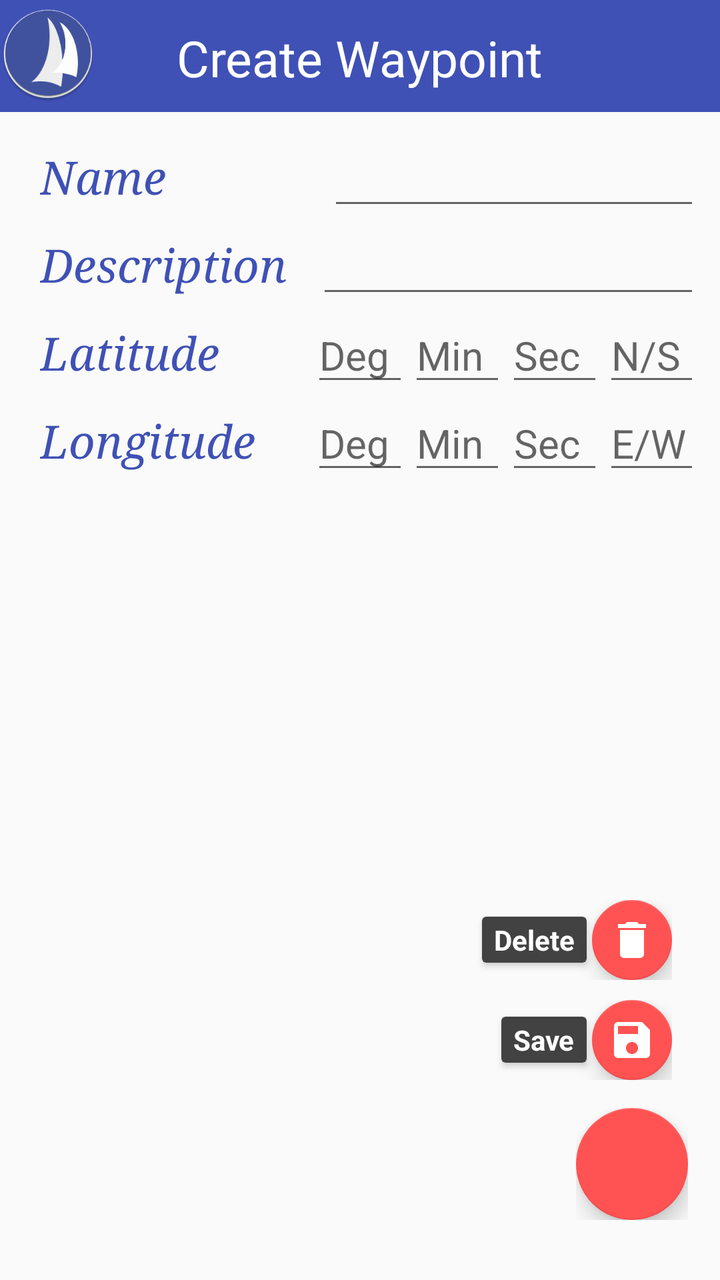
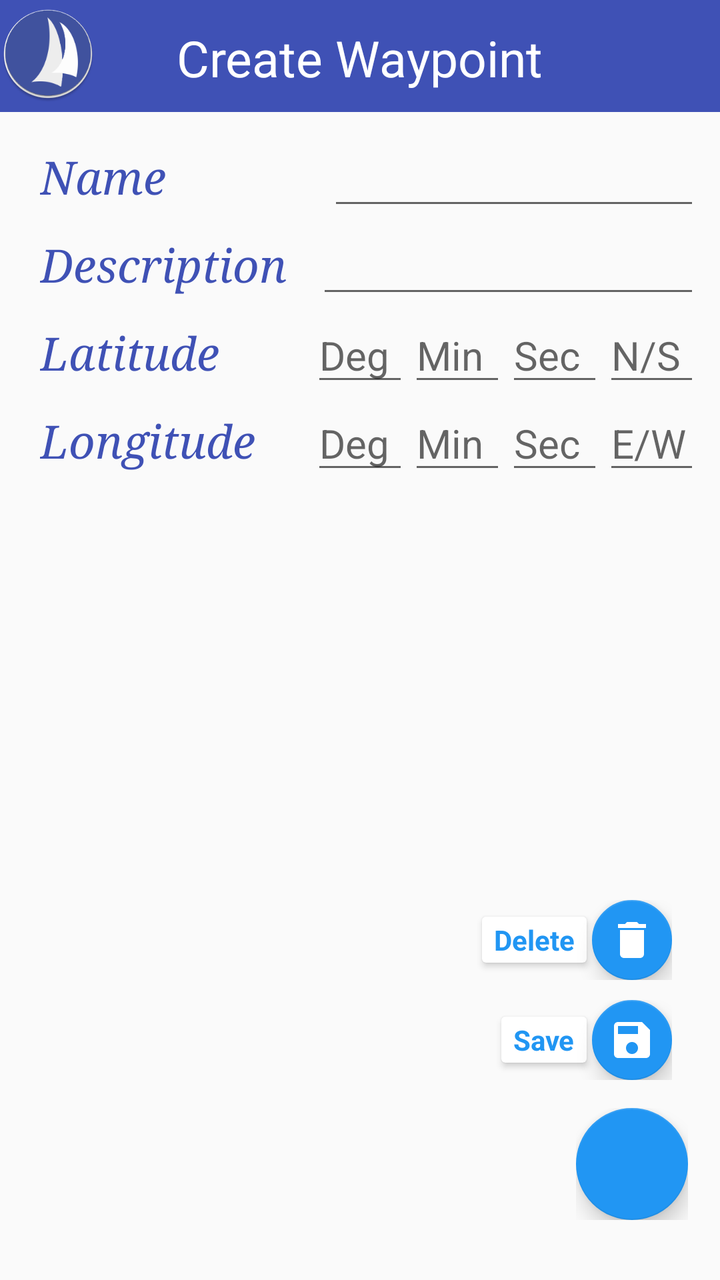

Screens rendered from an Android XML layout before and after an edit, with the pre-edit source and the edit as a unified diff.
<!-- AndroidManifest.xml: application theme Base.Theme.Toolbar -->
<!-- res/layout/activity_edit_waypoint.xml -->
<?xml version="1.0" encoding="utf-8"?>
<LinearLayout android:layout_width="match_parent"
    android:layout_height="match_parent"
    android:orientation="vertical"
    xmlns:android="http://schemas.android.com/apk/res/android">

    <RelativeLayout
        xmlns:android="http://schemas.android.com/apk/res/android"
        xmlns:tools="http://schemas.android.com/tools"
        xmlns:app="http://schemas.android.com/apk/res-auto"
        android:layout_width="match_parent"
        android:layout_height="match_parent"
        tools:context=".MainActivityWaypoint"
        android:orientation="vertical"
        android:id="@+id/MRL1">

        <android.support.v7.widget.Toolbar
            android:id="@+id/toolbar"
            android:layout_width="match_parent"
            android:layout_height="56dp"
            android:minHeight="?attr/actionBarSize"
            android:background="?attr/colorPrimary"
            app:popupTheme="@style/ThemeOverlay.AppCompat.Light"
            android:theme="@style/Base.Theme.Test" />

        <ImageView
            android:id="@+id/imageView1"
            android:layout_width="wrap_content"
            android:layout_height="wrap_content"
            android:src="@mipmap/ic_launcher"
            android:layout_marginTop="3dp"
            android:layout_alignParentTop="true"
            android:layout_alignParentStart="true" />

        <TextView
            android:layout_width="wrap_content"
            android:layout_height="wrap_content"
            android:layout_centerHorizontal="true"
            android:text="Create Waypoint"
            android:textSize="25sp"
            android:textColor="@color/white"
            android:id="@+id/titleTextView"
            android:layout_alignParentTop="true"
            android:padding="12dp"
            android:layout_marginBottom="@dimen/activity_vertical_margin" />


        <ScrollView xmlns:android="http://schemas.android.com/apk/res/android"
            android:id="@+id/scrollView1"
            android:layout_below="@+id/toolbar"
            android:layout_width="match_parent"
            android:layout_height="wrap_content">


            <LinearLayout android:layout_width="match_parent"
                android:layout_height="match_parent"
                android:orientation="vertical"
                xmlns:android="http://schemas.android.com/apk/res/android">

                <LinearLayout
            android:id="@+id/fieldlayout1"
            android:layout_width="match_parent"
            android:layout_height="wrap_content"
            android:layout_marginTop="10dp"
            android:layout_marginStart="10dp"
            android:layout_marginEnd="10dp"
            android:layout_below="@+id/toolbar"
            android:orientation="horizontal">

            <TextView
                android:id="@+id/textViewName"
                android:layout_width="wrap_content"
                android:layout_height="wrap_content"
                android:layout_marginStart="10dp"
                android:layout_marginEnd="10dp"
                android:text="Name           "
                android:textSize="23sp"
                android:textStyle="italic"
                android:typeface="serif"
                android:textColor="@color/textMain" />

            <EditText
                android:id="@+id/editTextName"
                android:layout_width="wrap_content"
                android:layout_height="wrap_content"
                android:layout_marginStart="5dp"
                android:ems="10"
                android:inputType="text"
                android:textSize="20sp"
                android:layout_weight="1.07" />

        </LinearLayout>

        <LinearLayout
            android:id="@+id/fieldlayout2"
            android:layout_width="match_parent"
            android:layout_height="wrap_content"
            android:layout_marginStart="10dp"
            android:layout_marginEnd="10dp"
            android:layout_below="@+id/fieldlayout1"
            android:orientation="horizontal">

            <TextView
                android:id="@+id/textViewDescription"
                android:layout_width="wrap_content"
                android:layout_height="wrap_content"
                android:layout_marginStart="10dp"
                android:layout_marginEnd="10dp"
                android:text="Description"
                android:textSize="23sp"
                android:textStyle="italic"
                android:typeface="serif"
                android:textColor="@color/textMain" />

            <EditText
                android:id="@+id/editTextDescription"
                android:layout_width="wrap_content"
                android:layout_height="wrap_content"
                android:layout_marginStart="5dp"
                android:ems="10"
                android:inputType="text"
                android:textSize="20sp"
                android:layout_weight="1.07" />

        </LinearLayout>

        <LinearLayout
            android:id="@+id/fieldlayout3"
            android:layout_width="match_parent"
            android:layout_height="wrap_content"
            android:layout_below="@+id/fieldlayout2"
            android:layout_marginStart="10dp"
            android:layout_marginEnd="10dp"
            android:orientation="horizontal">

            <TextView
                android:id="@+id/textViewLocationLat"
                android:layout_width="wrap_content"
                android:layout_height="wrap_content"
                android:layout_marginStart="10dp"
                android:layout_marginEnd="10dp"
                android:text="Latitude      "
                android:textSize="23sp"
                android:textStyle="italic"
                android:typeface="serif"
                android:textColor="@color/textMain" />

            <EditText
                android:id="@+id/editTextLatDeg"
                android:layout_width="wrap_content"
                android:layout_height="wrap_content"
                android:ems="10"
                android:inputType="text"
                android:hint="Deg"
                android:textSize="20sp"
                android:layout_weight="1"/>

            <EditText
                android:id="@+id/editTextLatMin"
                android:layout_width="wrap_content"
                android:layout_height="wrap_content"
                android:ems="10"
                android:inputType="text"
                android:hint="Min"
                android:textSize="20sp"
                android:layout_weight="1"/>

            <EditText
                android:id="@+id/editTextLatSec"
                android:layout_width="wrap_content"
                android:layout_height="wrap_content"
                android:ems="10"
                android:inputType="text"
                android:hint="Sec"
                android:textSize="20sp"
                android:layout_weight="1"/>
            <EditText
                android:id="@+id/editTextLatNS"
                android:layout_width="wrap_content"
                android:layout_height="wrap_content"
                android:ems="10"
                android:inputType="text"
                android:hint="N\/S"
                android:textSize="20sp"
                android:layout_weight="1"/>

        </LinearLayout>

        <LinearLayout
            android:id="@+id/fieldlayout4"
            android:layout_width="match_parent"
            android:layout_height="wrap_content"
            android:layout_below="@+id/fieldlayout3"
            android:layout_marginStart="10dp"
            android:layout_marginEnd="10dp"
            android:orientation="horizontal">

            <TextView
                android:id="@+id/textViewLocationLong"
                android:layout_width="wrap_content"
                android:layout_height="wrap_content"
                android:layout_marginStart="10dp"
                android:layout_marginEnd="10dp"
                android:text="Longitude   "
                android:textSize="23sp"
                android:textStyle="italic"
                android:typeface="serif"
                android:textColor="@color/textMain" />

            <EditText
                android:id="@+id/editTextLongDeg"
                android:layout_width="wrap_content"
                android:layout_height="wrap_content"
                android:ems="10"
                android:inputType="text"
                android:hint="Deg"
                android:textSize="20sp"
                android:layout_weight="1"/>

            <EditText
                android:id="@+id/editTextLongMin"
                android:layout_width="wrap_content"
                android:layout_height="wrap_content"
                android:ems="10"
                android:inputType="text"
                android:hint="Min"
                android:textSize="20sp"
                android:layout_weight="1"/>

            <EditText
                android:id="@+id/editTextLongSec"
                android:layout_width="wrap_content"
                android:layout_height="wrap_content"
                android:ems="10"
                android:inputType="text"
                android:hint="Sec"
                android:textSize="20sp"
                android:layout_weight="1"/>

            <EditText
                android:id="@+id/editTextLongEW"
                android:layout_width="wrap_content"
                android:layout_height="wrap_content"
                android:ems="10"
                android:inputType="text"
                android:hint="E\/W"
                android:textSize="20sp"
                android:layout_weight="1"/>

        </LinearLayout>

            </LinearLayout>
        </ScrollView>

        <LinearLayout
            android:layout_width="match_parent"
            android:layout_height="match_parent"
            android:orientation="vertical"
            android:weightSum="1">

            <include layout="@layout/layout_fabdeletesave" />

        </LinearLayout>
    </RelativeLayout>
</LinearLayout>
<!-- res/layout/layout_fabdeletesave.xml (included above) -->
<?xml version="1.0" encoding="utf-8"?>
<FrameLayout
    xmlns:android="http://schemas.android.com/apk/res/android"
    xmlns:app="http://schemas.android.com/apk/res-auto"
    android:id="@+id/fabFrame"
    android:layout_width="match_parent"
    android:layout_height="match_parent"
    android:paddingLeft="@dimen/activity_horizontal_margin"
    android:paddingRight="@dimen/activity_horizontal_margin"
    android:orientation="vertical">

    <LinearLayout
        android:id="@+id/layoutFabSave"
        android:layout_width="wrap_content"
        android:layout_height="wrap_content"
        android:gravity="center_vertical"
        android:layout_gravity="bottom|end"
        android:layout_marginRight="8dp"
        android:layout_marginBottom="100dp"
        android:layout_marginEnd="8dp"
        android:orientation="horizontal">

        <android.support.v7.widget.CardView
            android:layout_width="wrap_content"
            android:layout_height="wrap_content"
            android:backgroundTint="@color/card_background"
            app:cardCornerRadius="@dimen/cardCornerRadius"
            app:cardElevation="@dimen/cardElevation"
            app:cardUseCompatPadding="true" >
            <TextView
                android:id="@+id/editTV"
                android:layout_width="wrap_content"
                android:layout_height="wrap_content"
                android:textColor="@color/fab_card_text"
                android:text="@string/FabSave"
                android:textAppearance="?android:attr/textAppearanceSmall"
                android:textStyle="bold"
                android:paddingRight="@dimen/cardview_horizontal_padding"
                android:paddingLeft="@dimen/cardview_horizontal_padding"
                android:paddingBottom="@dimen/cardview_vertical_padding"
                android:paddingTop="@dimen/cardview_vertical_padding" />
        </android.support.v7.widget.CardView>

        <android.support.design.widget.FloatingActionButton
            android:id="@+id/fabSave"
            android:layout_width="wrap_content"
            android:layout_height="wrap_content"
            android:src="@drawable/ic_save_white"
            app:backgroundTint="@color/fab"
            app:fabSize="mini" />

    </LinearLayout>

    <LinearLayout
        android:id="@+id/layoutFabDelete"
        android:layout_width="wrap_content"
        android:layout_height="wrap_content"
        android:gravity="center_vertical"
        android:layout_gravity="bottom|end"
        android:layout_marginRight="8dp"
        android:layout_marginEnd="8dp"
        android:layout_marginBottom="150dp"
        android:orientation="horizontal">

        <android.support.v7.widget.CardView
            android:layout_width="wrap_content"
            android:layout_height="wrap_content"
            android:backgroundTint="@color/card_background"
            app:cardCornerRadius="@dimen/cardCornerRadius"
            app:cardElevation="@dimen/cardElevation"
            app:cardUseCompatPadding="true" >

            <TextView
                android:id="@+id/deleteTV"
                android:layout_width="wrap_content"
                android:layout_height="wrap_content"
                android:textColor="@color/fab_card_text"
                android:text="@string/FabDelete"
                android:textAppearance="?android:attr/textAppearanceSmall"
                android:textStyle="bold"
                android:paddingRight="@dimen/cardview_horizontal_padding"
                android:paddingLeft="@dimen/cardview_horizontal_padding"
                android:paddingBottom="@dimen/cardview_vertical_padding"
                android:paddingTop="@dimen/cardview_vertical_padding" />

        </android.support.v7.widget.CardView>

        <android.support.design.widget.FloatingActionButton
            android:id="@+id/fabDelete"
            android:layout_width="wrap_content"
            android:layout_height="wrap_content"
            android:src="@drawable/ic_delete_white"
            app:backgroundTint="@color/fab"
            app:fabSize="mini" />

    </LinearLayout>



    <LinearLayout
        android:id="@+id/layoutFabDeleteSave"
        android:layout_width="wrap_content"
        android:layout_height="wrap_content"
        android:gravity="center_vertical"
        android:layout_gravity="bottom|end"
        android:layout_marginBottom="30dp"
        android:orientation="horizontal">

        <android.support.design.widget.FloatingActionButton
            android:id="@+id/fabDeleteSave"
            android:layout_width="wrap_content"
            android:layout_height="wrap_content"
            android:layout_gravity="bottom|end"
            app:backgroundTint="@color/fab"
            app:fabSize="normal" />

    </LinearLayout>
</FrameLayout>
<!-- resources referenced by this layout -->
<resources>
  <color name="card_background">@color/grey800</color>
  <color name="fab">@color/night_text</color>
  <color name="fab_card_text">@color/white</color>
  <color name="textMain">#ff3F51B5</color>
  <color name="white">#ffffff</color>
  <dimen name="activity_horizontal_margin">16dp</dimen>
  <dimen name="activity_vertical_margin">16dp</dimen>
  <dimen name="cardCornerRadius">2dp</dimen>
  <dimen name="cardElevation">2dp</dimen>
  <dimen name="cardview_horizontal_padding">6dp</dimen>
  <dimen name="cardview_vertical_padding">2dp</dimen>
  <!-- drawable ic_delete_white: png bitmap (drawable-hdpi, 194 bytes) -->
  <!-- drawable ic_save_white: png bitmap (drawable-hdpi, 391 bytes) -->
  <!-- mipmap ic_launcher: png bitmap (mipmap-hdpi, 5911 bytes) -->
  <string name="FabDelete">Delete</string>
  <string name="FabSave">Save</string>
  <style name="Base.Theme.Test" parent="Theme.AppCompat.Light.NoActionBar">
          <item name="colorPrimary">@color/primary</item>
          <item name="colorPrimaryDark">@color/primary_dark</item>
          <item name="colorAccent">@color/night_text</item>
          <item name="android:textColorPrimary">@color/white</item>
          <item name="android:homeAsUpIndicator">@drawable/ic_action_menu</item>
      </style>
  <style name="Base.Theme.Toolbar" parent="Theme.AppCompat.Light.NoActionBar">
          <item name="colorPrimary">@color/primary</item>
          <item name="colorPrimaryDark">@color/primary_dark</item>
          <item name="colorAccent">@color/night_text</item>
          <item name="mcab_contentinset_start">60dp</item>
      </style>
  <color name="grey800">#424242</color>
  <color name="night_text">@color/accent</color>
  <color name="primary">#ff3F51B5</color>
  <color name="primary_dark">#ff303F9F</color>
  <!-- drawable ic_action_menu (drawable) -->
  <?xml version="1.0" encoding="utf-8"?>
  <vector xmlns:android="http://schemas.android.com/apk/res/android"
      android:width="24dp"
      android:height="24dp"
      android:viewportWidth="24"
      android:viewportHeight="24">
  
      <path
          android:pathData="M0 0h24v24H0z" />
      <path
          android:fillColor="#ffffff"
          android:pathData="M3 18h18v-2H3v2zm0-5h18v-2H3v2zm0-7v2h18V6H3z" />
  </vector>
  <color name="accent">#ffFF5252</color>
</resources>

<!-- the commit's change to res/layout/activity_edit_waypoint.xml (unified diff, before → after) -->
@@ -1,20 +1,26 @@
 <?xml version="1.0" encoding="utf-8"?>
-<LinearLayout android:layout_width="match_parent"
+<androidx.drawerlayout.widget.DrawerLayout xmlns:android="http://schemas.android.com/apk/res/android"
+    xmlns:app="http://schemas.android.com/apk/res-auto"
+    xmlns:tools="http://schemas.android.com/tools"
+    android:id="@+id/drawer_layout"
     android:layout_height="match_parent"
-    android:orientation="vertical"
-    xmlns:android="http://schemas.android.com/apk/res/android">
-
-    <RelativeLayout
-        xmlns:android="http://schemas.android.com/apk/res/android"
-        xmlns:tools="http://schemas.android.com/tools"
-        xmlns:app="http://schemas.android.com/apk/res-auto"
+    android:layout_width="match_parent"
+    android:fitsSystemWindows="true">
+
+    <LinearLayout
         android:layout_width="match_parent"
         android:layout_height="match_parent"
-        tools:context=".MainActivityWaypoint"
-        android:orientation="vertical"
-        android:id="@+id/MRL1">
-
-        <android.support.v7.widget.Toolbar
+        android:orientation="vertical">
+
+
+        <RelativeLayout
+            android:layout_width="match_parent"
+            android:layout_height="match_parent"
+            tools:context=".MainActivityWaypoint"
+            android:orientation="vertical"
+            android:id="@+id/MRL1">
+
+        <androidx.appcompat.widget.Toolbar
             android:id="@+id/toolbar"
             android:layout_width="match_parent"
             android:layout_height="56dp"
@@ -261,8 +267,20 @@
             <include layout="@layout/layout_fabdeletesave" />
 
         </LinearLayout>
-    </RelativeLayout>
-</LinearLayout>
+        </RelativeLayout>
+    </LinearLayout>
+
+    <com.google.android.material.navigation.NavigationView
+        android:id="@+id/nav_view"
+        android:layout_height="match_parent"
+        android:layout_width="wrap_content"
+        android:layout_gravity="start"
+        android:fitsSystemWindows="true"
+        app:headerLayout="@layout/nav_header"
+        app:menu="@menu/drawer_create_entries"
+        app:theme="@style/NavigationViewTheme" />
+
+</androidx.drawerlayout.widget.DrawerLayout>
 <!-- res/layout/layout_fabdeletesave.xml (included above) -->
 <?xml version="1.0" encoding="utf-8"?>
 <FrameLayout
@@ -286,28 +304,29 @@
         android:layout_marginEnd="8dp"
         android:orientation="horizontal">
 
-        <android.support.v7.widget.CardView
-            android:layout_width="wrap_content"
-            android:layout_height="wrap_content"
-            android:backgroundTint="@color/card_background"
+        <androidx.cardview.widget.CardView
+            android:layout_width="wrap_content"
+            android:layout_height="wrap_content"
+            android:backgroundTint="@color/background"
             app:cardCornerRadius="@dimen/cardCornerRadius"
             app:cardElevation="@dimen/cardElevation"
-            app:cardUseCompatPadding="true" >
+            app:cardUseCompatPadding="true">
+
             <TextView
                 android:id="@+id/editTV"
                 android:layout_width="wrap_content"
                 android:layout_height="wrap_content"
-                android:textColor="@color/fab_card_text"
+                android:paddingLeft="@dimen/cardview_horizontal_padding"
+                android:paddingTop="@dimen/cardview_vertical_padding"
+                android:paddingRight="@dimen/cardview_horizontal_padding"
+                android:paddingBottom="@dimen/cardview_vertical_padding"
                 android:text="@string/FabSave"
                 android:textAppearance="?android:attr/textAppearanceSmall"
-                android:textStyle="bold"
-                android:paddingRight="@dimen/cardview_horizontal_padding"
-                android:paddingLeft="@dimen/cardview_horizontal_padding"
-                android:paddingBottom="@dimen/cardview_vertical_padding"
-                android:paddingTop="@dimen/cardview_vertical_padding" />
-        </android.support.v7.widget.CardView>
-
-        <android.support.design.widget.FloatingActionButton
+                android:textColor="@color/fab_card_text"
+                android:textStyle="bold" />
+        </androidx.cardview.widget.CardView>
+
+        <com.google.android.material.floatingactionbutton.FloatingActionButton
             android:id="@+id/fabSave"
             android:layout_width="wrap_content"
             android:layout_height="wrap_content"
@@ -328,30 +347,30 @@
         android:layout_marginBottom="150dp"
         android:orientation="horizontal">
 
-        <android.support.v7.widget.CardView
-            android:layout_width="wrap_content"
-            android:layout_height="wrap_content"
-            android:backgroundTint="@color/card_background"
+        <androidx.cardview.widget.CardView
+            android:layout_width="wrap_content"
+            android:layout_height="wrap_content"
+            android:backgroundTint="@color/background"
             app:cardCornerRadius="@dimen/cardCornerRadius"
             app:cardElevation="@dimen/cardElevation"
-            app:cardUseCompatPadding="true" >
+            app:cardUseCompatPadding="true">
 
             <TextView
                 android:id="@+id/deleteTV"
                 android:layout_width="wrap_content"
                 android:layout_height="wrap_content"
-                android:textColor="@color/fab_card_text"
+                android:paddingLeft="@dimen/cardview_horizontal_padding"
+                android:paddingTop="@dimen/cardview_vertical_padding"
+                android:paddingRight="@dimen/cardview_horizontal_padding"
+                android:paddingBottom="@dimen/cardview_vertical_padding"
                 android:text="@string/FabDelete"
                 android:textAppearance="?android:attr/textAppearanceSmall"
-                android:textStyle="bold"
-                android:paddingRight="@dimen/cardview_horizontal_padding"
-                android:paddingLeft="@dimen/cardview_horizontal_padding"
-                android:paddingBottom="@dimen/cardview_vertical_padding"
-                android:paddingTop="@dimen/cardview_vertical_padding" />
-
-        </android.support.v7.widget.CardView>
-
-        <android.support.design.widget.FloatingActionButton
+                android:textColor="@color/fab_card_text"
+                android:textStyle="bold" />
+
+        </androidx.cardview.widget.CardView>
+
+        <com.google.android.material.floatingactionbutton.FloatingActionButton
             android:id="@+id/fabDelete"
             android:layout_width="wrap_content"
             android:layout_height="wrap_content"
@@ -372,13 +391,44 @@
         android:layout_marginBottom="30dp"
         android:orientation="horizontal">
 
-        <android.support.design.widget.FloatingActionButton
+        <com.google.android.material.floatingactionbutton.FloatingActionButton
             android:id="@+id/fabDeleteSave"
             android:layout_width="wrap_content"
             android:layout_height="wrap_content"
             android:layout_gravity="bottom|end"
-            app:backgroundTint="@color/fab"
+            app:backgroundTint="@color/accent"
             app:fabSize="normal" />
 
     </LinearLayout>
 </FrameLayout>
+<!-- res/layout/nav_header.xml (included above) -->
+<?xml version="1.0" encoding="utf-8"?>
+<LinearLayout xmlns:android="http://schemas.android.com/apk/res/android"
+    android:layout_width="match_parent"
+    android:layout_height="192dp"
+    android:id="@+id/layout11"
+    android:background="@color/primary"
+    android:padding="16dp"
+    android:theme="@style/ThemeOverlay.AppCompat.Dark"
+    android:orientation="vertical"
+    android:gravity="bottom">
+
+    <ImageView
+        android:layout_width="100dp"
+        android:layout_height="100dp"
+        android:id="@+id/imVie_AppLogo"
+        android:src="@mipmap/ic_launcher"
+        android:layout_marginBottom="12dp"
+        android:layout_gravity="center_horizontal" />
+
+
+    <TextView
+        android:layout_width="wrap_content"
+        android:layout_height="wrap_content"
+        android:text="@string/BoatLog"
+        android:layout_gravity="center_horizontal"
+        style="@style/TextAppearance.AppCompat.Subhead" />
+
+
+
+</LinearLayout>
<!-- resource entries referenced after the edit -->
@@ -1,8 +1,7 @@
 <!-- resources referenced by this layout -->
 <resources>
-  <color name="card_background">@color/grey800</color>
   <color name="fab">@color/night_text</color>
-  <color name="fab_card_text">@color/white</color>
+  <color name="fab_card_text">@color/accent</color>
   <color name="textMain">#ff3F51B5</color>
   <color name="white">#ffffff</color>
   <dimen name="activity_horizontal_margin">16dp</dimen>
@@ -14,6 +13,7 @@
   <!-- drawable ic_delete_white: png bitmap (drawable-hdpi, 194 bytes) -->
   <!-- drawable ic_save_white: png bitmap (drawable-hdpi, 391 bytes) -->
   <!-- mipmap ic_launcher: png bitmap (mipmap-hdpi, 5911 bytes) -->
+  <string name="BoatLog">BoatLog</string>
   <string name="FabDelete">Delete</string>
   <string name="FabSave">Save</string>
   <style name="Base.Theme.Test" parent="Theme.AppCompat.Light.NoActionBar">
@@ -23,13 +23,15 @@
           <item name="android:textColorPrimary">@color/white</item>
           <item name="android:homeAsUpIndicator">@drawable/ic_action_menu</item>
       </style>
+  <style name="NavigationViewTheme" parent="AppTheme">
+          <item name="textAppearanceListItem">@style/TextAppearance.AppCompat.Body2</item>
+      </style>
+      ThemeOverlay_Material_Dialog_Alert
   <style name="Base.Theme.Toolbar" parent="Theme.AppCompat.Light.NoActionBar">
           <item name="colorPrimary">@color/primary</item>
           <item name="colorPrimaryDark">@color/primary_dark</item>
           <item name="colorAccent">@color/night_text</item>
-          <item name="mcab_contentinset_start">60dp</item>
       </style>
-  <color name="grey800">#424242</color>
   <color name="night_text">@color/accent</color>
   <color name="primary">#ff3F51B5</color>
   <color name="primary_dark">#ff303F9F</color>
@@ -47,6 +49,12 @@
           android:fillColor="#ffffff"
           android:pathData="M3 18h18v-2H3v2zm0-5h18v-2H3v2zm0-7v2h18V6H3z" />
   </vector>
-  <color name="accent">#ffFF5252</color>
+  <style name="AppTheme" parent="android:Theme.Material.Light">
+          <item name="android:colorPrimary">@color/primary</item>
+          <item name="android:colorPrimaryDark">@color/primary_dark</item>
+          <item name="android:colorAccent">@color/night_text</item>
+      </style>
+  <color name="accent">#2196F3</color>
+  <color name="background">#ffffffff</color>
 </resources>
 
